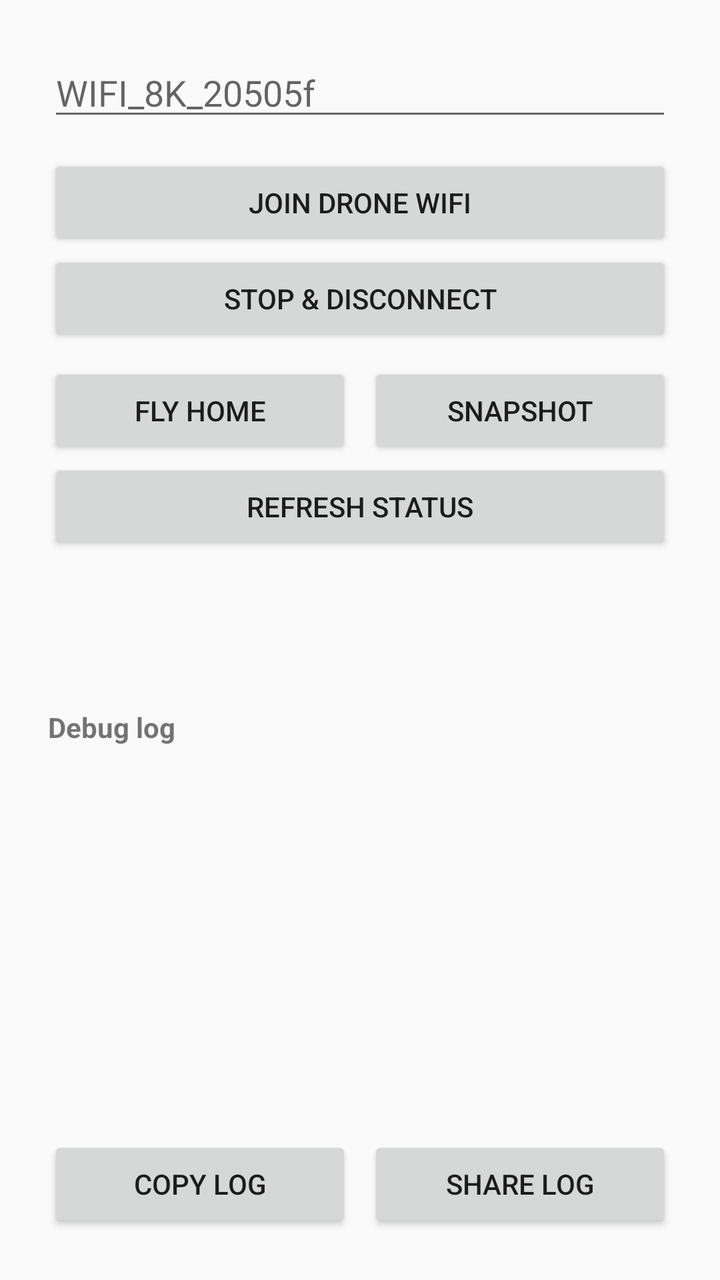
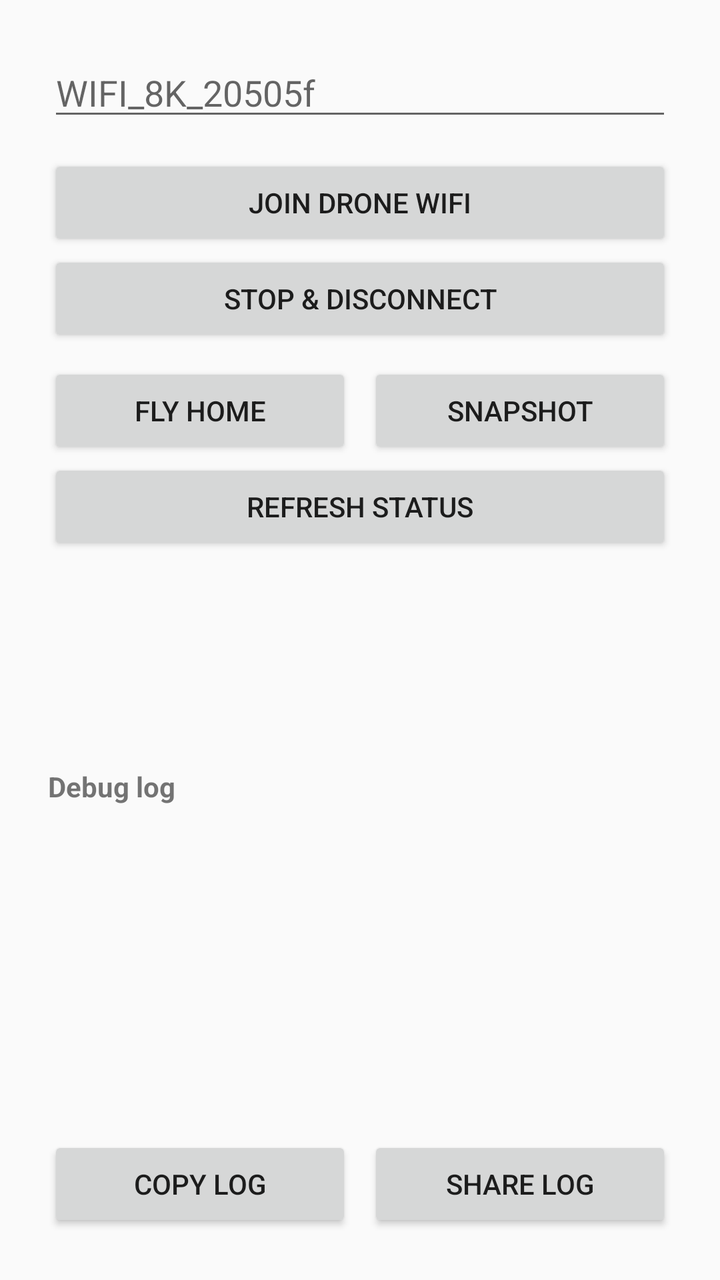

An Android layout rendered at two revisions. The XML below is the earlier revision; the diff shows what the commit changed to produce the second picture.
<!-- AndroidManifest.xml: application theme Theme.DroneLink -->
<!-- res/layout/activity_main.xml -->
<?xml version="1.0" encoding="utf-8"?>
<LinearLayout xmlns:android="http://schemas.android.com/apk/res/android"
    android:layout_width="match_parent"
    android:layout_height="match_parent"
    android:orientation="vertical"
    android:padding="24dp">

    <EditText
        android:id="@+id/et_ssid"
        android:layout_width="match_parent"
        android:layout_height="wrap_content"
        android:hint="@string/default_ssid"
        android:inputType="text"
        android:importantForAutofill="no" />

    <Button
        android:id="@+id/btn_join"
        android:layout_width="match_parent"
        android:layout_height="wrap_content"
        android:layout_marginTop="12dp"
        android:text="Join drone WiFi" />

    <Button
        android:id="@+id/btn_stop"
        android:layout_width="match_parent"
        android:layout_height="wrap_content"
        android:text="Stop &amp; disconnect" />

    <LinearLayout
        android:layout_width="match_parent"
        android:layout_height="wrap_content"
        android:layout_marginTop="8dp"
        android:orientation="horizontal">

        <Button
            android:id="@+id/btn_flyhome"
            android:layout_width="0dp"
            android:layout_height="wrap_content"
            android:layout_weight="1"
            android:text="Fly home" />

        <Button
            android:id="@+id/btn_snapshot"
            android:layout_width="0dp"
            android:layout_height="wrap_content"
            android:layout_marginStart="8dp"
            android:layout_weight="1"
            android:text="Snapshot" />
    </LinearLayout>

    <ImageView
        android:id="@+id/img_snapshot"
        android:layout_width="match_parent"
        android:layout_height="180dp"
        android:layout_marginTop="8dp"
        android:contentDescription="Latest snapshot"
        android:scaleType="fitCenter"
        android:visibility="gone" />

    <Button
        android:id="@+id/btn_refresh"
        android:layout_width="match_parent"
        android:layout_height="wrap_content"
        android:text="Refresh status" />

    <TextView
        android:id="@+id/tv_status"
        android:layout_width="match_parent"
        android:layout_height="wrap_content"
        android:layout_marginTop="16dp"
        android:textSize="16sp" />

    <TextView
        android:id="@+id/tv_network"
        android:layout_width="match_parent"
        android:layout_height="wrap_content"
        android:layout_marginTop="8dp"
        android:textSize="14sp"
        android:typeface="monospace" />

    <TextView
        android:id="@+id/tv_log_label"
        android:layout_width="match_parent"
        android:layout_height="wrap_content"
        android:layout_marginTop="12dp"
        android:text="Debug log"
        android:textSize="14sp"
        android:textStyle="bold" />

    <ScrollView
        android:id="@+id/sv_debug"
        android:layout_width="match_parent"
        android:layout_height="0dp"
        android:layout_marginTop="4dp"
        android:layout_weight="1">

        <TextView
            android:id="@+id/tv_debug"
            android:layout_width="match_parent"
            android:layout_height="wrap_content"
            android:fontFamily="monospace"
            android:textSize="11sp" />
    </ScrollView>

    <LinearLayout
        android:layout_width="match_parent"
        android:layout_height="wrap_content"
        android:layout_marginTop="8dp"
        android:orientation="horizontal">

        <Button
            android:id="@+id/btn_copy_log"
            android:layout_width="0dp"
            android:layout_height="wrap_content"
            android:layout_weight="1"
            android:text="Copy log" />

        <Button
            android:id="@+id/btn_share_log"
            android:layout_width="0dp"
            android:layout_height="wrap_content"
            android:layout_marginStart="8dp"
            android:layout_weight="1"
            android:text="Share log" />
    </LinearLayout>
</LinearLayout>
<!-- resources referenced by this layout -->
<resources>
  <string name="default_ssid">WIFI_8K_20505f</string>
  <style name="Theme.DroneLink" parent="Theme.AppCompat.Light.DarkActionBar" />
</resources>

<!-- the commit's change to res/layout/activity_main.xml (unified diff, before → after) -->
@@ -64,10 +64,18 @@
         android:text="Refresh status" />
 
     <TextView
+        android:id="@+id/tv_battery"
+        android:layout_width="match_parent"
+        android:layout_height="wrap_content"
+        android:layout_marginTop="16dp"
+        android:textSize="16sp"
+        android:textStyle="bold" />
+
+    <TextView
         android:id="@+id/tv_status"
         android:layout_width="match_parent"
         android:layout_height="wrap_content"
-        android:layout_marginTop="16dp"
+        android:layout_marginTop="8dp"
         android:textSize="16sp" />
 
     <TextView
